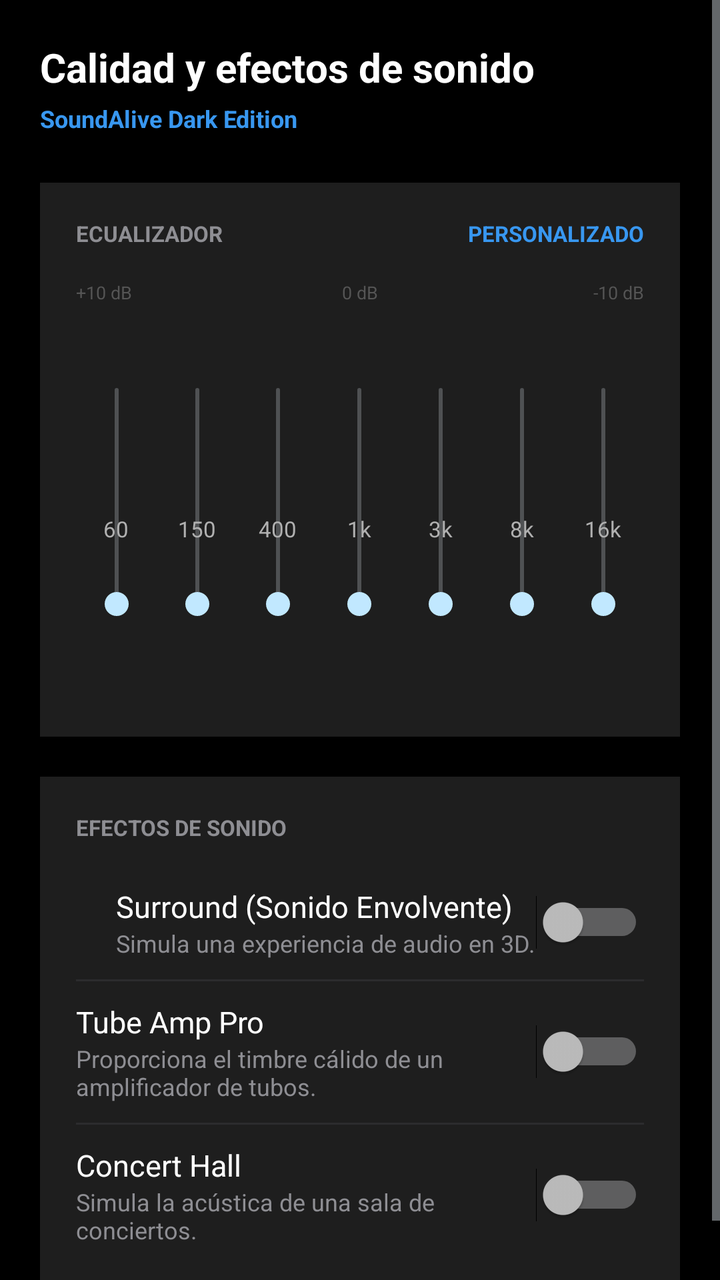
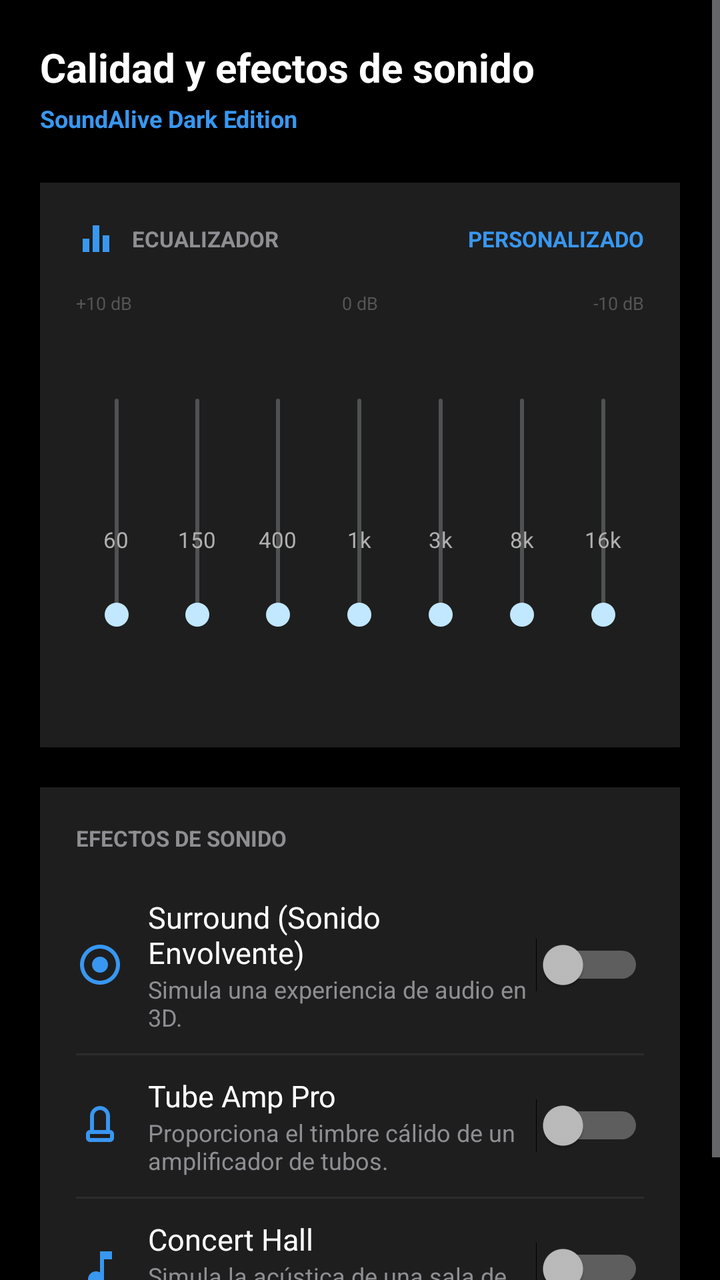

Before-and-after screenshots of an Android layout around one commit, followed by the original layout XML and the change that was made.
<!-- AndroidManifest.xml: application theme android:Theme.DeviceDefault.NoActionBar -->
<!-- res/layout/main_layout.xml -->
<?xml version="1.0" encoding="utf-8"?>
<ScrollView xmlns:android="http://schemas.android.com/apk/res/android"
    android:layout_width="match_parent"
    android:layout_height="match_parent"
    android:background="#000000">

    <LinearLayout
        android:layout_width="match_parent"
        android:layout_height="wrap_content"
        android:orientation="vertical"
        android:padding="20dp">

        
        <TextView
            android:layout_width="wrap_content"
            android:layout_height="wrap_content"
            android:text="Calidad y efectos de sonido"
            android:textColor="#FFFFFF"
            android:textSize="20sp"
            android:textStyle="bold"
            android:layout_marginBottom="4dp" />

        <TextView
            android:layout_width="wrap_content"
            android:layout_height="wrap_content"
            android:text="SoundAlive Dark Edition"
            android:textColor="#3897F0"
            android:textSize="12sp"
            android:textStyle="bold"
            android:layout_marginBottom="24dp" />

        
        <LinearLayout
            android:layout_width="match_parent"
            android:layout_height="wrap_content"
            android:background="#1E1E1E"
            android:orientation="vertical"
            android:padding="18dp"
            android:layout_marginBottom="20dp">

            <RelativeLayout
                android:layout_width="match_parent"
                android:layout_height="wrap_content"
                android:layout_marginBottom="16dp">

                <TextView
                    android:layout_width="wrap_content"
                    android:layout_height="wrap_content"
                    android:text="ECUALIZADOR"
                    android:textColor="#8E8E93"
                    android:textSize="11sp"
                    android:textStyle="bold" />

                <TextView
                    android:layout_width="wrap_content"
                    android:layout_height="wrap_content"
                    android:layout_alignParentEnd="true"
                    android:text="PERSONALIZADO"
                    android:textColor="#3897F0"
                    android:textSize="11sp"
                    android:textStyle="bold" />
            </RelativeLayout>

            
            <RelativeLayout
                android:layout_width="match_parent"
                android:layout_height="wrap_content"
                android:layout_marginBottom="8dp">

                <TextView
                    android:layout_width="wrap_content"
                    android:layout_height="wrap_content"
                    android:text="+10 dB"
                    android:textColor="#555555"
                    android:textSize="9sp" />

                <TextView
                    android:layout_width="wrap_content"
                    android:layout_height="wrap_content"
                    android:layout_centerInParent="true"
                    android:text="0 dB"
                    android:textColor="#555555"
                    android:textSize="9sp" />

                <TextView
                    android:layout_width="wrap_content"
                    android:layout_height="wrap_content"
                    android:layout_alignParentEnd="true"
                    android:text="-10 dB"
                    android:textColor="#555555"
                    android:textSize="9sp" />
            </RelativeLayout>

            
            <LinearLayout
                android:layout_width="match_parent"
                android:layout_height="190dp"
                android:gravity="center"
                android:orientation="horizontal">

                
                <LinearLayout android:layout_width="0dp" android:layout_height="match_parent" android:layout_weight="1" android:gravity="center" android:orientation="vertical">
                    <SeekBar android:id="@+id/band_60" android:layout_width="140dp" android:layout_height="wrap_content" android:rotation="270" />
                    <TextView android:layout_width="wrap_content" android:layout_height="wrap_content" android:text="60" android:textColor="#B0B0B0" android:textSize="11sp" />
                </LinearLayout>

                
                <LinearLayout android:layout_width="0dp" android:layout_height="match_parent" android:layout_weight="1" android:gravity="center" android:orientation="vertical">
                    <SeekBar android:id="@+id/band_150" android:layout_width="140dp" android:layout_height="wrap_content" android:rotation="270" />
                    <TextView android:layout_width="wrap_content" android:layout_height="wrap_content" android:text="150" android:textColor="#B0B0B0" android:textSize="11sp" />
                </LinearLayout>

                
                <LinearLayout android:layout_width="0dp" android:layout_height="match_parent" android:layout_weight="1" android:gravity="center" android:orientation="vertical">
                    <SeekBar android:id="@+id/band_400" android:layout_width="140dp" android:layout_height="wrap_content" android:rotation="270" />
                    <TextView android:layout_width="wrap_content" android:layout_height="wrap_content" android:text="400" android:textColor="#B0B0B0" android:textSize="11sp" />
                </LinearLayout>

                
                <LinearLayout android:layout_width="0dp" android:layout_height="match_parent" android:layout_weight="1" android:gravity="center" android:orientation="vertical">
                    <SeekBar android:id="@+id/band_1k" android:layout_width="140dp" android:layout_height="wrap_content" android:rotation="270" />
                    <TextView android:layout_width="wrap_content" android:layout_height="wrap_content" android:text="1k" android:textColor="#B0B0B0" android:textSize="11sp" />
                </LinearLayout>

                
                <LinearLayout android:layout_width="0dp" android:layout_height="match_parent" android:layout_weight="1" android:gravity="center" android:orientation="vertical">
                    <SeekBar android:id="@+id/band_3k" android:layout_width="140dp" android:layout_height="wrap_content" android:rotation="270" />
                    <TextView android:layout_width="wrap_content" android:layout_height="wrap_content" android:text="3k" android:textColor="#B0B0B0" android:textSize="11sp" />
                </LinearLayout>

                
                <LinearLayout android:layout_width="0dp" android:layout_height="match_parent" android:layout_weight="1" android:gravity="center" android:orientation="vertical">
                    <SeekBar android:id="@+id/band_8k" android:layout_width="140dp" android:layout_height="wrap_content" android:rotation="270" />
                    <TextView android:layout_width="wrap_content" android:layout_height="wrap_content" android:text="8k" android:textColor="#B0B0B0" android:textSize="11sp" />
                </LinearLayout>

                
                <LinearLayout android:layout_width="0dp" android:layout_height="match_parent" android:layout_weight="1" android:gravity="center" android:orientation="vertical">
                    <SeekBar android:id="@+id/band_16k" android:layout_width="140dp" android:layout_height="wrap_content" android:rotation="270" />
                    <TextView android:layout_width="wrap_content" android:layout_height="wrap_content" android:text="16k" android:textColor="#B0B0B0" android:textSize="11sp" />
                </LinearLayout>

            </LinearLayout>
        </LinearLayout>

        
        <LinearLayout
            android:layout_width="match_parent"
            android:layout_height="wrap_content"
            android:background="#1E1E1E"
            android:orientation="vertical"
            android:padding="18dp">

            <TextView
                android:layout_width="wrap_content"
                android:layout_height="wrap_content"
                android:text="EFECTOS DE SONIDO"
                android:textColor="#8E8E93"
                android:textSize="11sp"
                android:textStyle="bold"
                android:layout_marginBottom="12dp" />

            
            <RelativeLayout
                android:layout_width="match_parent"
                android:layout_height="wrap_content"
                android:paddingVertical="10dp">

                <LinearLayout
                    android:layout_width="wrap_content"
                    android:layout_height="wrap_content"
                    android:orientation="vertical"
                    android:layout_toStartOf="@id/switch_surround">

                    <TextView
                        android:layout_width="wrap_content"
                        android:layout_height="wrap_content"
                        android:text="Surround (Sonido Envolvente)"
                        android:textColor="#FFFFFF"
                        android:textSize="15sp" />

                    <TextView
                        android:layout_width="wrap_content"
                        android:layout_height="wrap_content"
                        android:text="Simula una experiencia de audio en 3D."
                        android:textColor="#8E8E93"
                        android:textSize="12sp" />
                </LinearLayout>

                <Switch
                    android:id="@+id/switch_surround"
                    android:layout_width="wrap_content"
                    android:layout_height="wrap_content"
                    android:layout_alignParentEnd="true"
                    android:layout_centerVertical="true" />
            </RelativeLayout>

            <View android:layout_width="match_parent" android:layout_height="1dp" android:background="#2C2C2E" />

            
            <RelativeLayout
                android:layout_width="match_parent"
                android:layout_height="wrap_content"
                android:paddingVertical="10dp">

                <LinearLayout
                    android:layout_width="wrap_content"
                    android:layout_height="wrap_content"
                    android:orientation="vertical"
                    android:layout_toStartOf="@id/switch_tube">

                    <TextView
                        android:layout_width="wrap_content"
                        android:layout_height="wrap_content"
                        android:text="Tube Amp Pro"
                        android:textColor="#FFFFFF"
                        android:textSize="15sp" />

                    <TextView
                        android:layout_width="wrap_content"
                        android:layout_height="wrap_content"
                        android:text="Proporciona el timbre cálido de un amplificador de tubos."
                        android:textColor="#8E8E93"
                        android:textSize="12sp" />
                </LinearLayout>

                <Switch
                    android:id="@+id/switch_tube"
                    android:layout_width="wrap_content"
                    android:layout_height="wrap_content"
                    android:layout_alignParentEnd="true"
                    android:layout_centerVertical="true" />
            </RelativeLayout>

            <View android:layout_width="match_parent" android:layout_height="1dp" android:background="#2C2C2E" />

            
            <RelativeLayout
                android:layout_width="match_parent"
                android:layout_height="wrap_content"
                android:paddingVertical="10dp">

                <LinearLayout
                    android:layout_width="wrap_content"
                    android:layout_height="wrap_content"
                    android:orientation="vertical"
                    android:layout_toStartOf="@id/switch_concert">

                    <TextView
                        android:layout_width="wrap_content"
                        android:layout_height="wrap_content"
                        android:text="Concert Hall"
                        android:textColor="#FFFFFF"
                        android:textSize="15sp" />

                    <TextView
                        android:layout_width="wrap_content"
                        android:layout_height="wrap_content"
                        android:text="Simula la acústica de una sala de conciertos."
                        android:textColor="#8E8E93"
                        android:textSize="12sp" />
                </LinearLayout>

                <Switch
                    android:id="@+id/switch_concert"
                    android:layout_width="wrap_content"
                    android:layout_height="wrap_content"
                    android:layout_alignParentEnd="true"
                    android:layout_centerVertical="true" />
            </RelativeLayout>

        </LinearLayout>

    </LinearLayout>
</ScrollView>
<!-- resources referenced by this layout -->
<resources>

</resources>

<!-- the commit's change to res/layout/main_layout.xml (unified diff, before → after) -->
@@ -43,18 +43,32 @@
                 android:layout_height="wrap_content"
                 android:layout_marginBottom="16dp">
 
+                <LinearLayout
+                    android:layout_width="wrap_content"
+                    android:layout_height="wrap_content"
+                    android:gravity="center_vertical"
+                    android:orientation="horizontal">
+
+                    <ImageView
+                        android:layout_width="20dp"
+                        android:layout_height="20dp"
+                        android:layout_marginEnd="8dp"
+                        android:src="@drawable/ic_equalizer" />
+
+                    <TextView
+                        android:layout_width="wrap_content"
+                        android:layout_height="wrap_content"
+                        android:text="ECUALIZADOR"
+                        android:textColor="#8E8E93"
+                        android:textSize="11sp"
+                        android:textStyle="bold" />
+                </LinearLayout>
+
                 <TextView
                     android:layout_width="wrap_content"
                     android:layout_height="wrap_content"
-                    android:text="ECUALIZADOR"
-                    android:textColor="#8E8E93"
-                    android:textSize="11sp"
-                    android:textStyle="bold" />
-
-                <TextView
-                    android:layout_width="wrap_content"
-                    android:layout_height="wrap_content"
-                    android:layout_alignParentEnd="true"
+                    android:layout_alignParentEnd="true"
+                    android:layout_centerVertical="true"
                     android:text="PERSONALIZADO"
                     android:textColor="#3897F0"
                     android:textSize="11sp"
@@ -98,43 +112,36 @@
                 android:gravity="center"
                 android:orientation="horizontal">
 
-                
                 <LinearLayout android:layout_width="0dp" android:layout_height="match_parent" android:layout_weight="1" android:gravity="center" android:orientation="vertical">
                     <SeekBar android:id="@+id/band_60" android:layout_width="140dp" android:layout_height="wrap_content" android:rotation="270" />
                     <TextView android:layout_width="wrap_content" android:layout_height="wrap_content" android:text="60" android:textColor="#B0B0B0" android:textSize="11sp" />
                 </LinearLayout>
 
-                
                 <LinearLayout android:layout_width="0dp" android:layout_height="match_parent" android:layout_weight="1" android:gravity="center" android:orientation="vertical">
                     <SeekBar android:id="@+id/band_150" android:layout_width="140dp" android:layout_height="wrap_content" android:rotation="270" />
                     <TextView android:layout_width="wrap_content" android:layout_height="wrap_content" android:text="150" android:textColor="#B0B0B0" android:textSize="11sp" />
                 </LinearLayout>
 
-                
                 <LinearLayout android:layout_width="0dp" android:layout_height="match_parent" android:layout_weight="1" android:gravity="center" android:orientation="vertical">
                     <SeekBar android:id="@+id/band_400" android:layout_width="140dp" android:layout_height="wrap_content" android:rotation="270" />
                     <TextView android:layout_width="wrap_content" android:layout_height="wrap_content" android:text="400" android:textColor="#B0B0B0" android:textSize="11sp" />
                 </LinearLayout>
 
-                
                 <LinearLayout android:layout_width="0dp" android:layout_height="match_parent" android:layout_weight="1" android:gravity="center" android:orientation="vertical">
                     <SeekBar android:id="@+id/band_1k" android:layout_width="140dp" android:layout_height="wrap_content" android:rotation="270" />
                     <TextView android:layout_width="wrap_content" android:layout_height="wrap_content" android:text="1k" android:textColor="#B0B0B0" android:textSize="11sp" />
                 </LinearLayout>
 
-                
                 <LinearLayout android:layout_width="0dp" android:layout_height="match_parent" android:layout_weight="1" android:gravity="center" android:orientation="vertical">
                     <SeekBar android:id="@+id/band_3k" android:layout_width="140dp" android:layout_height="wrap_content" android:rotation="270" />
                     <TextView android:layout_width="wrap_content" android:layout_height="wrap_content" android:text="3k" android:textColor="#B0B0B0" android:textSize="11sp" />
                 </LinearLayout>
 
-                
                 <LinearLayout android:layout_width="0dp" android:layout_height="match_parent" android:layout_weight="1" android:gravity="center" android:orientation="vertical">
                     <SeekBar android:id="@+id/band_8k" android:layout_width="140dp" android:layout_height="wrap_content" android:rotation="270" />
                     <TextView android:layout_width="wrap_content" android:layout_height="wrap_content" android:text="8k" android:textColor="#B0B0B0" android:textSize="11sp" />
                 </LinearLayout>
 
-                
                 <LinearLayout android:layout_width="0dp" android:layout_height="match_parent" android:layout_weight="1" android:gravity="center" android:orientation="vertical">
                     <SeekBar android:id="@+id/band_16k" android:layout_width="140dp" android:layout_height="wrap_content" android:rotation="270" />
                     <TextView android:layout_width="wrap_content" android:layout_height="wrap_content" android:text="16k" android:textColor="#B0B0B0" android:textSize="11sp" />
@@ -166,10 +173,19 @@
                 android:layout_height="wrap_content"
                 android:paddingVertical="10dp">
 
+                <ImageView
+                    android:id="@+id/img_surround"
+                    android:layout_width="24dp"
+                    android:layout_height="24dp"
+                    android:layout_centerVertical="true"
+                    android:layout_marginEnd="12dp"
+                    android:src="@drawable/ic_surround" />
+
                 <LinearLayout
                     android:layout_width="wrap_content"
                     android:layout_height="wrap_content"
                     android:orientation="vertical"
+                    android:layout_toEndOf="@id/img_surround"
                     android:layout_toStartOf="@id/switch_surround">
 
                     <TextView
@@ -203,10 +219,19 @@
                 android:layout_height="wrap_content"
                 android:paddingVertical="10dp">
 
+                <ImageView
+                    android:id="@+id/img_tube"
+                    android:layout_width="24dp"
+                    android:layout_height="24dp"
+                    android:layout_centerVertical="true"
+                    android:layout_marginEnd="12dp"
+                    android:src="@drawable/ic_tube" />
+
                 <LinearLayout
                     android:layout_width="wrap_content"
                     android:layout_height="wrap_content"
                     android:orientation="vertical"
+                    android:layout_toEndOf="@id/img_tube"
                     android:layout_toStartOf="@id/switch_tube">
 
                     <TextView
@@ -240,10 +265,19 @@
                 android:layout_height="wrap_content"
                 android:paddingVertical="10dp">
 
+                <ImageView
+                    android:id="@+id/img_concert"
+                    android:layout_width="24dp"
+                    android:layout_height="24dp"
+                    android:layout_centerVertical="true"
+                    android:layout_marginEnd="12dp"
+                    android:src="@drawable/ic_concert" />
+
                 <LinearLayout
                     android:layout_width="wrap_content"
                     android:layout_height="wrap_content"
                     android:orientation="vertical"
+                    android:layout_toEndOf="@id/img_concert"
                     android:layout_toStartOf="@id/switch_concert">
 
                     <TextView
<!-- resource entries referenced after the edit -->
@@ -1,5 +1,44 @@
 <!-- resources referenced by this layout -->
 <resources>
-
+  <!-- drawable ic_concert (drawable) -->
+  <vector xmlns:android="http://schemas.android.com/apk/res/android"
+      android:width="24dp"
+      android:height="24dp"
+      android:viewportWidth="24"
+      android:viewportHeight="24">
+      <path
+          android:fillColor="#3897F0"
+          android:pathData="M12,3v10.55c-0.59,-0.34 -1.27,-0.55 -2,-0.55 -2.21,0 -4,1.79 -4,4s1.79,4 4,4 4,-1.79 4,-4V7h4V3h-6z"/>
+  </vector>
+  <!-- drawable ic_equalizer (drawable) -->
+  <vector xmlns:android="http://schemas.android.com/apk/res/android"
+      android:width="24dp"
+      android:height="24dp"
+      android:viewportWidth="24"
+      android:viewportHeight="24">
+      <path
+          android:fillColor="#3897F0"
+          android:pathData="M10,20h4V4h-4v16zm-6,0h4v-8H4v8zm12,-10v10h4V10h-4z"/>
+  </vector>
+  <!-- drawable ic_surround (drawable) -->
+  <vector xmlns:android="http://schemas.android.com/apk/res/android"
+      android:width="24dp"
+      android:height="24dp"
+      android:viewportWidth="24"
+      android:viewportHeight="24">
+      <path
+          android:fillColor="#3897F0"
+          android:pathData="M12,2C6.48,2 2,6.48 2,12s4.48,10 10,10 10,-4.48 10,-10S17.52,2 12,2zm0,18c-4.41,0 -8,-3.59 -8,-8s3.59,-8 8,-8 8,3.59 8,8 -3.59,8 -8,8zm0,-12c-2.21,0 -4,1.79 -4,4s1.79,4 4,4 4,-1.79 4,-4 -1.79,-4 -4,-4z"/>
+  </vector>
+  <!-- drawable ic_tube (drawable) -->
+  <vector xmlns:android="http://schemas.android.com/apk/res/android"
+      android:width="24dp"
+      android:height="24dp"
+      android:viewportWidth="24"
+      android:viewportHeight="24">
+      <path
+          android:fillColor="#3897F0"
+          android:pathData="M12,2C9.24,2 7,4.24 7,7v7c-1.1,0 -2,0.9 -2,2v2c0,1.1 0.9,2 2,2h10c1.1,0 2,-0.9 2,-2v-2c0,-1.1 -0.9,-2 -2,-2V7c0,-2.76 -2.24,-5 -5,-5zm-3,5c0,-1.66 1.34,-3 3,-3s3,1.34 3,3v7H9V7zm8,11H7v-2h10v2z"/>
+  </vector>
 </resources>
 
